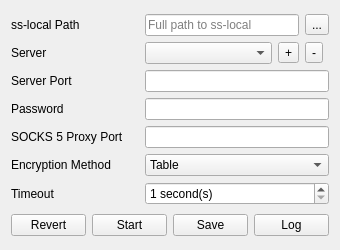
This is mainwindow.ui in shadowsocks/shadowsocks-qt5 as Qt 5 draws it before an edit. The edited form follows.
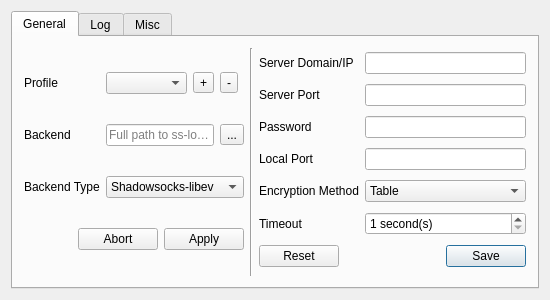
This is the edited form. Icons and pictures are not drawn.

Commit message: UI changes. logdialogue is deprecated now. use multi-tab mainWindow instead.

The edit to the form file:
```diff
--- a/mainwindow.ui
+++ b/mainwindow.ui
@@ -6,14 +6,20 @@
    <rect>
     <x>0</x>
     <y>0</y>
-    <width>340</width>
-    <height>250</height>
+    <width>550</width>
+    <height>300</height>
    </rect>
   </property>
   <property name="minimumSize">
    <size>
-    <width>340</width>
-    <height>250</height>
+    <width>520</width>
+    <height>300</height>
+   </size>
+  </property>
+  <property name="maximumSize">
+   <size>
+    <width>550</width>
+    <height>300</height>
    </size>
   </property>
   <property name="windowTitle">
@@ -26,36 +32,18 @@
   <widget class="QWidget" name="centralWidget">
    <layout class="QVBoxLayout" name="verticalLayout">
     <item>
-     <layout class="QGridLayout" name="gridLayout">
-      <item row="2" column="0">
-       <widget class="QLabel" name="serverPortLabel">
-        <property name="text">
-         <string>Server Port</string>
-        </property>
-       </widget>
-      </item>
-      <item row="1" column="0">
-       <widget class="QLabel" name="serverLabel">
-        <property name="text">
-         <string>Server</string>
-        </property>
-       </widget>
-      </item>
-      <item row="6" column="0">
-       <widget class="QLabel" name="timeoutLabel">
-        <property name="text">
-         <string>Timeout</string>
-        </property>
-       </widget>
-      </item>
-      <item row="3" column="0">
-       <widget class="QLabel" name="pwdLabel">
-        <property name="text">
-         <string>Password</string>
-        </property>
-       </widget>
-      </item>
-      <item row="1" column="2">
+     <widget class="QTabWidget" name="tabWidget">
+      <property name="currentIndex">
+       <number>0</number>
+      </property>
+      <widget class="QWidget" name="generalTab">
+       <attribute name="title">
+        <string>General</string>
+       </attribute>
+       <layout class="QHBoxLayout" name="horizontalLayout_2">
+        <item>
+         <layout class="QGridLayout" name="gridLayout_l">
+          <item row="0" column="3">
        <widget class="QToolButton" name="addProfileButton">
         <property name="text">
          <string>+</string>
@@ -68,30 +56,16 @@
        </widget>
       </item>
       <item row="0" column="0">
-       <widget class="QLabel" name="sslocalLabel">
+           <widget class="QLabel" name="profileLabel">
         <property name="text">
-         <string>ss-local Path</string>
+             <string>Profile</string>
         </property>
        </widget>
       </item>
-      <item row="5" column="0">
-       <widget class="QLabel" name="methodLabel">
-        <property name="text">
-         <string>Encryption Method</string>
-        </property>
-       </widget>
-      </item>
-      <item row="1" column="1">
-       <widget class="QComboBox" name="serverComboBox"/>
-      </item>
-      <item row="4" column="0">
-       <widget class="QLabel" name="proxyPortLabel">
-        <property name="text">
-         <string>SOCKS 5 Proxy Port</string>
-        </property>
-       </widget>
-      </item>
-      <item row="1" column="3">
+          <item row="0" column="1" colspan="2">
+           <widget class="QComboBox" name="profileComboBox"/>
+          </item>
+          <item row="0" column="4">
        <widget class="QToolButton" name="delProfileButton">
         <property name="text">
          <string>-</string>
@@ -103,20 +77,8 @@
         </property>
        </widget>
       </item>
-      <item row="0" column="3">
-       <widget class="QToolButton" name="sslocalToolButton">
-        <property name="text">
-         <string>...</string>
-        </property>
-        <property name="icon">
-         <iconset theme="document-open">
-          <normaloff/>
-         </iconset>
-        </property>
-       </widget>
-      </item>
-      <item row="0" column="1" colspan="2">
-       <widget class="QLineEdit" name="sslocalEdit">
+          <item row="1" column="1" colspan="3">
+           <widget class="QLineEdit" name="backendEdit">
         <property name="placeholderText">
          <string>Full path to ss-local</string>
         </property>
@@ -125,23 +87,65 @@
         </property>
        </widget>
       </item>
-      <item row="2" column="1" colspan="3">
-       <widget class="QLineEdit" name="serverPortEdit"/>
-      </item>
-      <item row="3" column="1" colspan="3">
-       <widget class="QLineEdit" name="pwdEdit">
-        <property name="echoMode">
-         <enum>QLineEdit::PasswordEchoOnEdit</enum>
-        </property>
-        <property name="clearButtonEnabled">
-         <bool>true</bool>
-        </property>
-       </widget>
-      </item>
-      <item row="4" column="1" colspan="3">
-       <widget class="QLineEdit" name="proxyPortEdit"/>
-      </item>
-      <item row="5" column="1" colspan="3">
+          <item row="1" column="0">
+           <widget class="QLabel" name="backendLabel">
+            <property name="text">
+             <string>Backend</string>
+            </property>
+           </widget>
+          </item>
+          <item row="2" column="0">
+           <widget class="QLabel" name="backendTypeLabel">
+            <property name="text">
+             <string>Backend Type</string>
+            </property>
+           </widget>
+          </item>
+          <item row="2" column="1" colspan="4">
+           <widget class="QComboBox" name="backendTypeCombo">
+            <item>
+             <property name="text">
+              <string>Shadowsocks-libev</string>
+             </property>
+            </item>
+            <item>
+             <property name="text">
+              <string>Shadowsocks-Go</string>
+             </property>
+            </item>
+           </widget>
+          </item>
+          <item row="1" column="4">
+           <widget class="QToolButton" name="backendToolButton">
+            <property name="text">
+             <string>...</string>
+            </property>
+            <property name="icon">
+             <iconset theme="document-open">
+              <normaloff/>
+             </iconset>
+            </property>
+           </widget>
+          </item>
+          <item row="3" column="0" colspan="5">
+           <widget class="QDialogButtonBox" name="apply_abort">
+            <property name="standardButtons">
+             <set>QDialogButtonBox::Abort|QDialogButtonBox::Apply</set>
+            </property>
+           </widget>
+          </item>
+         </layout>
+        </item>
+        <item>
+         <widget class="Line" name="vLine">
+          <property name="orientation">
+           <enum>Qt::Vertical</enum>
+          </property>
+         </widget>
+        </item>
+        <item>
+         <layout class="QGridLayout" name="gridLayout_r">
+          <item row="4" column="1">
        <widget class="QComboBox" name="methodComboBox">
         <item>
          <property name="text">
@@ -215,7 +219,51 @@
         </item>
        </widget>
       </item>
-      <item row="6" column="1" colspan="3">
+          <item row="4" column="0">
+           <widget class="QLabel" name="methodLabel">
+            <property name="text">
+             <string>Encryption Method</string>
+            </property>
+           </widget>
+          </item>
+          <item row="1" column="0">
+           <widget class="QLabel" name="sportLabel">
+            <property name="text">
+             <string>Server Port</string>
+            </property>
+           </widget>
+          </item>
+          <item row="2" column="1">
+           <widget class="QLineEdit" name="pwdEdit">
+            <property name="echoMode">
+             <enum>QLineEdit::PasswordEchoOnEdit</enum>
+            </property>
+            <property name="clearButtonEnabled">
+             <bool>true</bool>
+            </property>
+           </widget>
+          </item>
+          <item row="2" column="0">
+           <widget class="QLabel" name="pwdLabel">
+            <property name="text">
+             <string>Password</string>
+            </property>
+           </widget>
+          </item>
+          <item row="5" column="0">
+           <widget class="QLabel" name="timeoutLabel">
+            <property name="text">
+             <string>Timeout</string>
+            </property>
+           </widget>
+          </item>
+          <item row="1" column="1">
+           <widget class="QLineEdit" name="sportEdit"/>
+          </item>
+          <item row="3" column="1">
+           <widget class="QLineEdit" name="lportEdit"/>
+          </item>
+          <item row="5" column="1">
        <widget class="QSpinBox" name="timeoutSpinBox">
         <property name="correctionMode">
          <enum>QAbstractSpinBox::CorrectToNearestValue</enum>
@@ -234,59 +282,97 @@
         </property>
        </widget>
       </item>
-     </layout>
-    </item>
-    <item>
-     <layout class="QHBoxLayout" name="horizontalLayout">
-      <item>
-       <widget class="QPushButton" name="revertButton">
+          <item row="3" column="0">
+           <widget class="QLabel" name="lportLabel">
         <property name="text">
-         <string>Revert</string>
-        </property>
-        <property name="icon">
-         <iconset theme="document-revert">
-          <normaloff/>
-         </iconset>
-        </property>
-       </widget>
-      </item>
-      <item>
-       <widget class="QPushButton" name="startButton">
+             <string>Local Port</string>
+            </property>
+           </widget>
+          </item>
+          <item row="0" column="0">
+           <widget class="QLabel" name="serverLabel">
         <property name="text">
-         <string>Start</string>
-        </property>
-        <property name="icon">
-         <iconset theme="run-build">
-          <normaloff/>
-         </iconset>
-        </property>
-       </widget>
-      </item>
-      <item>
-       <widget class="QPushButton" name="saveButton">
-        <property name="text">
-         <string>Save</string>
-        </property>
-        <property name="icon">
-         <iconset theme="document-save">
-          <normaloff/>
-         </iconset>
-        </property>
-       </widget>
-      </item>
-      <item>
-       <widget class="QPushButton" name="logButton">
-        <property name="text">
+             <string>Server Domain/IP</string>
+            </property>
+           </widget>
+          </item>
+          <item row="0" column="1">
+           <widget class="QLineEdit" name="serverEdit"/>
+          </item>
+          <item row="6" column="0" colspan="2">
+           <widget class="QDialogButtonBox" name="profileEditButtonBox">
+            <property name="standardButtons">
+             <set>QDialogButtonBox::Reset|QDialogButtonBox::Save</set>
+            </property>
+           </widget>
+          </item>
+         </layout>
+        </item>
+       </layout>
+      </widget>
+      <widget class="QWidget" name="logTab">
+       <attribute name="title">
          <string>Log</string>
-        </property>
-        <property name="icon">
-         <iconset theme="text-x-log">
-          <normaloff/>
-         </iconset>
+       </attribute>
+       <layout class="QVBoxLayout" name="verticalLayout_2">
+        <item>
+         <widget class="QTextBrowser" name="logBrowser"/>
+        </item>
+       </layout>
+      </widget>
+      <widget class="QWidget" name="miscTab">
+       <attribute name="title">
+        <string>Misc</string>
+       </attribute>
+       <layout class="QGridLayout" name="gridLayout">
+        <item row="4" column="1">
+         <widget class="QRadioButton" name="roundedRadio">
+          <property name="text">
+           <string>Rounded</string>
+          </property>
+          <property name="checked">
+           <bool>true</bool>
         </property>
        </widget>
       </item>
-     </layout>
+        <item row="4" column="2">
+         <widget class="QRadioButton" name="triangularRadio">
+          <property name="text">
+           <string>Triangular</string>
+          </property>
+         </widget>
+        </item>
+        <item row="4" column="0">
+         <widget class="QLabel" name="tabStyleLabel">
+          <property name="text">
+           <string>Tab Style</string>
+          </property>
+         </widget>
+        </item>
+        <item row="1" column="0" colspan="2">
+         <widget class="QCheckBox" name="autohideCheck">
+          <property name="text">
+           <string>Auto hide main window when started.</string>
+          </property>
+         </widget>
+        </item>
+        <item row="0" column="0" colspan="3">
+         <widget class="QCheckBox" name="autostartCheck">
+          <property name="text">
+           <string>Autostart if profile is valid.</string>
+          </property>
+         </widget>
+        </item>
+        <item row="5" column="0" colspan="3">
+         <widget class="QDialogButtonBox" name="miscButtonBox">
+          <property name="standardButtons">
+           <set>QDialogButtonBox::Reset|QDialogButtonBox::Save</set>
+          </property>
+         </widget>
+        </item>
+       </layout>
+      </widget>
+     </widget>
     </item>
    </layout>
   </widget>
```
Lines whose indentation alone changed are shown as unchanged. The commit also changes 6 other files.
